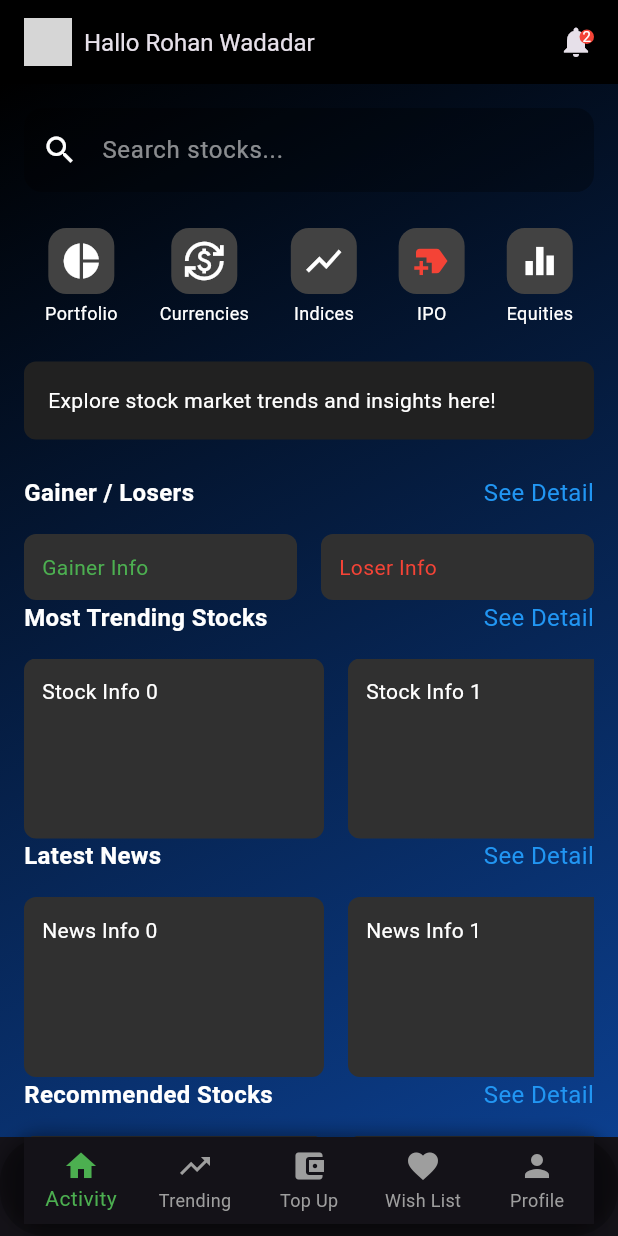
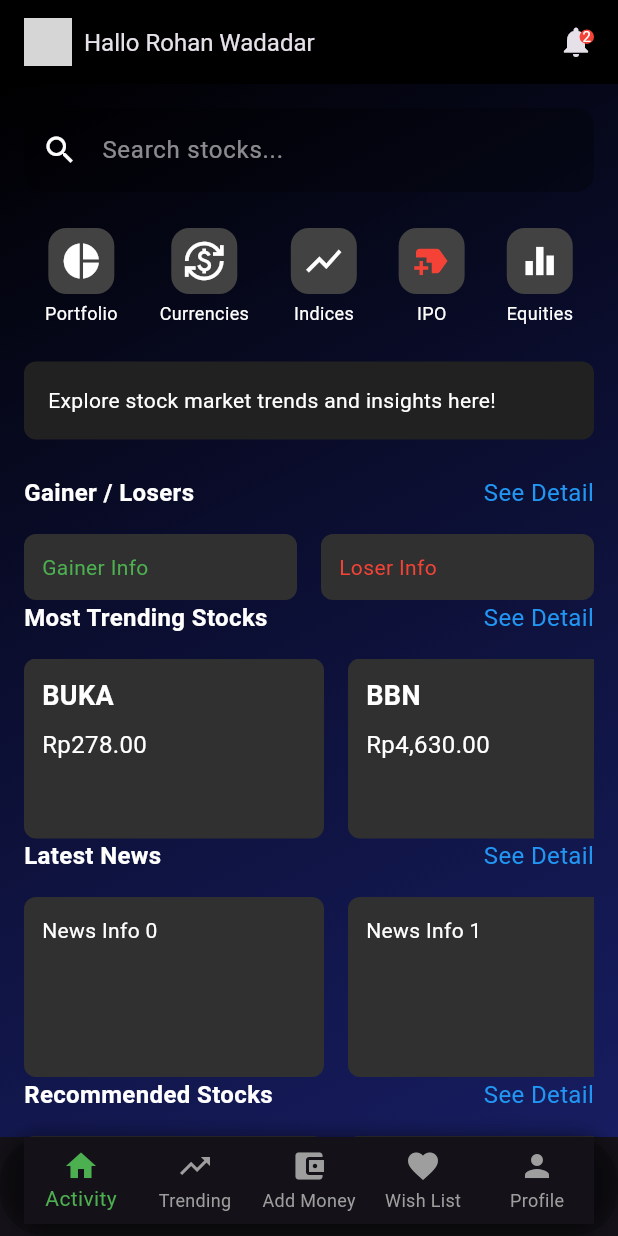
Before and after one commit to rohanwadadar/trading_app, a Flutter app: the screen it shows after launch, on a phone screen of 412 x 824 dp. Run offline on Flutter 3.47's test engine with Material 3 defaults, Android fonts, the phone set to English and light mode, and no system bars; our stand-ins replace font_awesome_flutter; grey boxes are pictures that could not be loaded.

Commit message:
Update main.dart

```diff
--- a/lib/main.dart
+++ b/lib/main.dart
@@ -1,6 +1,9 @@
 import 'package:flutter/material.dart';
 import 'profile.dart'; // Import your profile screen here.
 import 'topup.dart';
+import 'portfolio.dart';
+import 'treanding.dart';
+import 'stock_details.dart'; // Import the new stock details page
 
 class DashboardScreen extends StatefulWidget {
   @override
@@ -10,16 +13,14 @@ class DashboardScreen extends StatefulWidget {
 class _DashboardScreenState extends State<DashboardScreen> {
   int _selectedIndex = 0; // For tracking the selected tab
 
-
   // List of screens to navigate
   final List<Widget> _screens = [
     DashboardContent(), // Dashboard content
-    Center(child: Text('Trending', style: TextStyle(color: Colors.white))),
+    TrendingScreen(),
     TopUpScreen(),
-    Center(child: Text('Wish List', style: TextStyle(color: Colors.white))),
+    Center(child: Text('Wish List', style: TextStyle(color: Colors.white))), //to be added later
     ProfileScreen(), // Replace with your Profile screen
   ];
-
 
   void _onItemTapped(int index) {
     setState(() {
@@ -61,7 +62,7 @@ class _DashboardScreenState extends State<DashboardScreen> {
             ),
             BottomNavigationBarItem(
               icon: Icon(Icons.account_balance_wallet),
-              label: 'Top Up',
+              label: 'Add Money',
             ),
             BottomNavigationBarItem(
               icon: Icon(Icons.favorite),
@@ -77,6 +78,7 @@ class _DashboardScreenState extends State<DashboardScreen> {
     );
   }
 }
+
 class DashboardContent extends StatefulWidget {
   @override
   _DashboardContentState createState() => _DashboardContentState();
@@ -93,7 +95,7 @@ class _DashboardContentState extends State<DashboardContent> {
         title: Row(
           children: [
             CircleAvatar(
-              backgroundImage: AssetImage('lib/assets/profile.jpg'),
+              backgroundImage: AssetImage('assets/profile.jpg'),
               radius: 16,
             ),
             SizedBox(width: 8),
@@ -136,7 +138,10 @@ class _DashboardContentState extends State<DashboardContent> {
             gradient: LinearGradient(
               begin: Alignment.topLeft,
               end: Alignment.bottomRight,
-              colors: [Colors.black, Colors.blue[900]!],
+              colors: [
+                Colors.black,
+                Color(0xFF1A237E).withOpacity(0.8), // Dark blue gradient
+              ],
             ),
           ),
           padding: const EdgeInsets.symmetric(horizontal: 16),
@@ -170,7 +175,19 @@ class _DashboardContentState extends State<DashboardContent> {
               Row(
                 mainAxisAlignment: MainAxisAlignment.spaceAround,
                 children: [
-                  _buildNavigationItem(Icons.pie_chart, 'Portfolio'),
+                  GestureDetector(
+                    onTap: () {
+                      Navigator.push(
+                        context,
+                        MaterialPageRoute(
+                          builder: (context) => PortfolioPage(),
+                        ),
+                      );
+                    },
+                    child: _buildNavigationItem(
+                      Icons.pie_chart, 'Portfolio',
+                    ),
+                  ),
                   _buildNavigationItem(
                       Icons.currency_exchange, 'Currencies'),
                   _buildNavigationItem(Icons.show_chart, 'Indices'),
@@ -302,15 +319,33 @@ class _DashboardContentState extends State<DashboardContent> {
       ],
     );
   }
+Widget _buildHorizontalStockList() {
+  // List of dummy stocks
+  final List<Map<String, String>> dummyStocks = [
+    {'name': 'BUKA', 'price': 'Rp278.00'},
+    {'name': 'BBN', 'price': 'Rp4,630.00'},
+    {'name': 'SDO', 'price': 'Rp24.00'},
+    {'name': 'AAPL', 'price': 'Rp150.00'},
+    {'name': 'GOOGL', 'price': 'Rp2,800.00'},
+  ];
 
-  Widget _buildHorizontalStockList() {
   return Container(
     height: 120,
     child: ListView.builder(
       scrollDirection: Axis.horizontal,
-        itemCount: 5,
+      itemCount: dummyStocks.length,
       itemBuilder: (context, index) {
-          return Container(
+        final stock = dummyStocks[index];
+        return GestureDetector(
+          onTap: () {
+            Navigator.push(
+              context,
+              MaterialPageRoute(
+                builder: (context) => StockDetailsPage(stockName: stock['name']!),
+              ),
+            );
+          },
+          child: Container(
             width: 200,
             margin: EdgeInsets.only(right: 16),
             padding: EdgeInsets.all(12),
@@ -318,7 +353,28 @@ class _DashboardContentState extends State<DashboardContent> {
               color: Colors.grey[850],
               borderRadius: BorderRadius.circular(8),
             ),
-            child: Text('Stock Info $index', style: TextStyle(color: Colors.white)),
+            child: Column(
+              crossAxisAlignment: CrossAxisAlignment.start,
+              children: [
+                Text(
+                  stock['name']!,
+                  style: TextStyle(
+                    fontSize: 18,
+                    fontWeight: FontWeight.bold,
+                    color: Colors.white,
+                  ),
+                ),
+                SizedBox(height: 8),
+                Text(
+                  stock['price']!,
+                  style: TextStyle(
+                    fontSize: 16,
+                    color: Colors.white,
+                  ),
+                ),
+              ],
+            ),
+          ),
         );
       },
     ),
```
Lines whose indentation alone changed are shown as unchanged.
